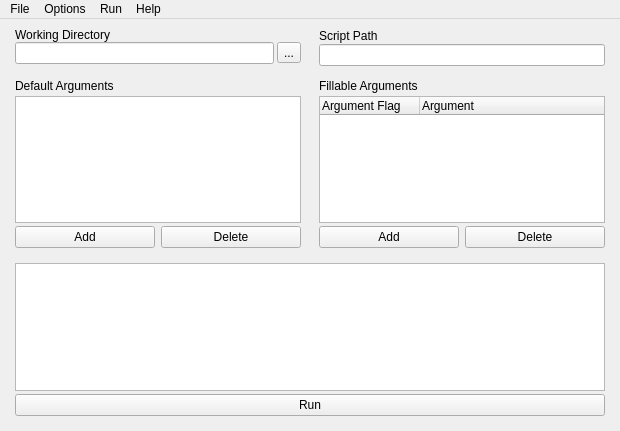
First picture: the form in mainwindow.ui, repository ISAm-kbh/GreenScriptr, before the edit.
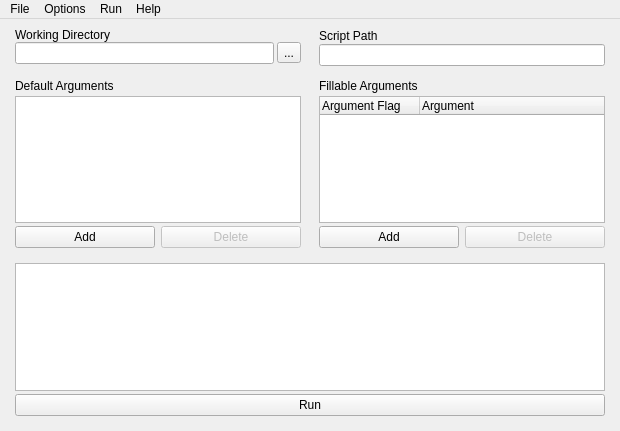
Second picture: the form after the edit.

Commit message: Disable delete button on startup

Diff of the .ui file:
```diff
--- a/mainwindow.ui
+++ b/mainwindow.ui
@@ -152,9 +152,24 @@
       </property>
       <item row="2" column="1">
        <widget class="QPushButton" name="defaultArgDeleteButton">
+        <property name="enabled">
+         <bool>false</bool>
+        </property>
         <property name="text">
          <string>Delete</string>
         </property>
+        <property name="checkable">
+         <bool>false</bool>
+        </property>
+        <property name="autoDefault">
+         <bool>false</bool>
+        </property>
+        <property name="default">
+         <bool>false</bool>
+        </property>
+        <property name="flat">
+         <bool>false</bool>
+        </property>
        </widget>
       </item>
       <item row="2" column="0">
@@ -214,6 +229,9 @@
       </property>
       <item row="2" column="1">
        <widget class="QPushButton" name="fillableArgDeleteButton">
+        <property name="enabled">
+         <bool>false</bool>
+        </property>
         <property name="text">
          <string>Delete</string>
         </property>
```
